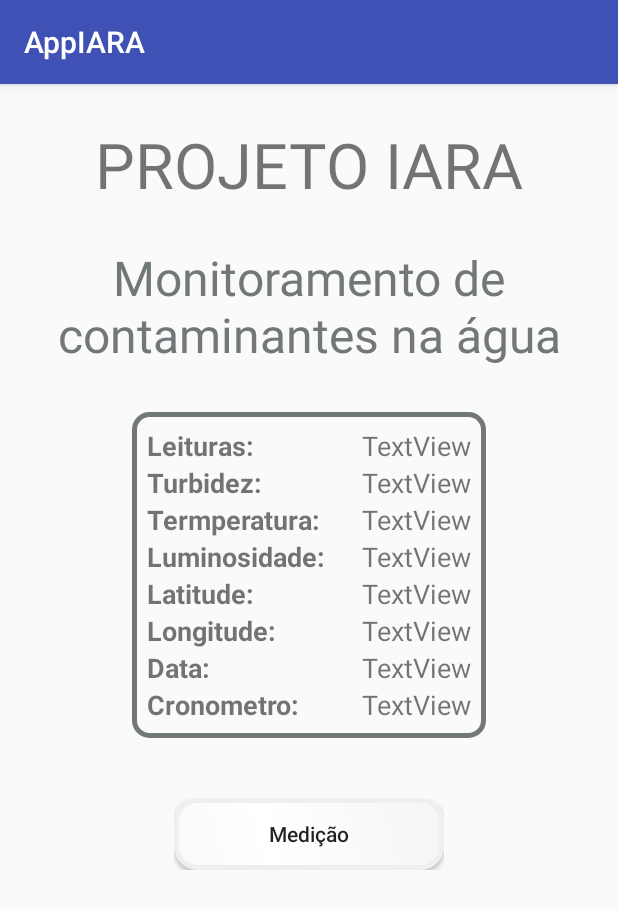
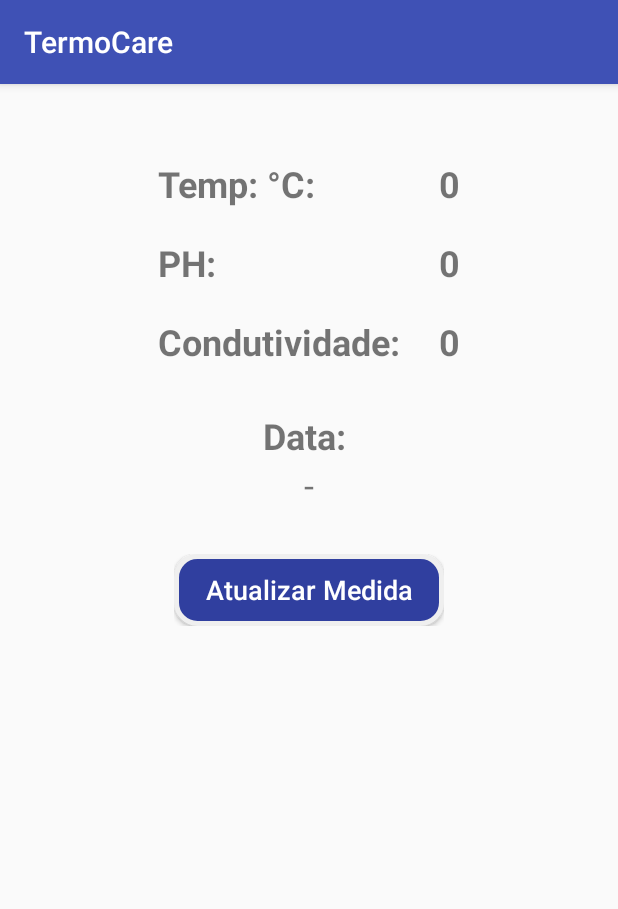
Before and after one commit to PbSPFC/app_iara, an Android app: the screen it shows after launch (MainActivity), on a phone screen of 412 x 824 dp. Shown: the top 909 px of the screen. Run offline under Robolectric (Android 15) with nearby library versions, the phone set to English and light mode, and no system bars; our stand-ins replace ButterKnife.

Commit message:
front end

```diff
--- a/app/src/main/java/com/example/pb/appiara/MainActivity.java
+++ b/app/src/main/java/com/example/pb/appiara/MainActivity.java
@@ -3,6 +3,7 @@ package com.example.pb.appiara;
 import android.app.NotificationManager;
 import android.content.Context;
 import android.content.Intent;
+import android.graphics.Color;
 import android.support.annotation.MainThread;
 import android.support.v7.app.AppCompatActivity;
 import android.os.Bundle;
@@ -14,6 +15,7 @@ import android.widget.Toast;
 import com.example.pb.appiara.entity.Medicao;
 import com.example.pb.appiara.util.MedicaoUtil;
 
+import java.text.DecimalFormat;
 import java.util.List;
 import java.util.concurrent.ThreadLocalRandom;
 
@@ -30,12 +32,6 @@ public class MainActivity extends AppCompatActivity {
         return MainActivity.context;
     }
 
-    @Bind(R.id.tv_leituras)
-    TextView tvLeitura;
-
-    @Bind(R.id.tv_turbidez)
-    TextView tvTurbidez;
-
     @Bind(R.id.tv_temperatura)
     TextView tvTemperatura;
 
@@ -45,14 +41,8 @@ public class MainActivity extends AppCompatActivity {
     @Bind(R.id.tv_latitude)
     TextView tvLatitude;
 
-    @Bind(R.id.tv_longitude)
-    TextView tvLongitude;
-
     @Bind(R.id.tv_data)
     TextView tvData;
-
-    @Bind(R.id.tv_cronometro)
-    TextView tvCronometro;
 
     @Override
     protected void onCreate(Bundle savedInstanceState) {
@@ -134,14 +124,20 @@ public class MainActivity extends AppCompatActivity {
     }
 
     public void escreverDados(Medicao medicao){
-        tvLeitura.setText(medicao.getLeitura().toString());
-        tvTurbidez.setText(medicao.getTurbidez().toString());
         tvTemperatura.setText(medicao.getTemperatura().toString());
+        tvTemperatura.setBackgroundColor(Color.parseColor(MedicaoUtil.getTempColor(medicao)));
+
         tvLuminosidade.setText(medicao.getLuminosidade().toString());
-        tvLatitude.setText(medicao.getLatitude().toString());
-        tvLongitude.setText(medicao.getLongitude().toString());
-        tvData.setText(medicao.getData().toString());
-        tvCronometro.setText(medicao.getCronometro().toString());
+        tvLuminosidade.setBackgroundColor(Color.parseColor(MedicaoUtil.getPHColor(medicao)));
+
+        DecimalFormat df = new DecimalFormat();
+        df.setMaximumFractionDigits(3);
+        tvLatitude.setText(df.format(medicao.getLatitude()).toString());
+        tvLatitude.setBackgroundColor(Color.parseColor(MedicaoUtil.getCondColor(medicao)));
+
+        tvData.setText(medicao.getData().toString() + " - " + medicao.getCronometro().toString());
+
+
     }
 
     public void notifyThis(String title, String message) {
--- a/app/src/main/java/com/example/pb/appiara/util/MedicaoUtil.java
+++ b/app/src/main/java/com/example/pb/appiara/util/MedicaoUtil.java
@@ -28,12 +28,17 @@ public class MedicaoUtil {
     }
 
     public static Long randomNum(){
-        long randomNum = 10 + (int)(Math.random() * 20) ;
+        long randomNum = 0 + (int)(Math.random() * 30) ;
+        return randomNum;
+    }
+
+    public static Long randomPH(){
+        long randomNum = 0 + (int)(Math.random() * 15) ;
         return randomNum;
     }
 
     public static Float randomLongitude(){
-        Float randomNum = -50 + (float)(Math.random() * 40) ;
+        Float randomNum = 0 + (float)(Math.random() * 4) ;
         return randomNum;
     }
 
@@ -42,13 +47,48 @@ public class MedicaoUtil {
                 randomNum(),
                 Float.parseFloat(randomNum().toString()),
                 Float.parseFloat(randomNum().toString()),
-                randomNum(),
+                randomPH(),
                 randomLongitude(),
                 randomLongitude(),
-                randomNum().toString() + "/09/2017)",
+                randomNum().toString() + "/09/2017",
                 randomNum() + ":" + randomNum()
         );
         return medicao;
     }
 
+    public static String getTempColor(Medicao medicao){
+        if(medicao.getTemperatura() < 10){
+            return "#6495ED";
+        }else if(medicao.getTemperatura() >= 10 && medicao.getTemperatura() <20){
+            return "#ffff00";
+        }else if(medicao.getTemperatura() >= 20){
+            return "#ff0000";
+        }
+
+        return "#00ff00";
+    }
+
+    public static String getPHColor(Medicao medicao){
+        if(medicao.getLuminosidade() > 10){
+            return "#6495ED";
+        }else if(medicao.getLuminosidade() >= 7){
+            return "#ffff00";
+        }else if(medicao.getLuminosidade() >= 2){
+            return "#00ff00";
+        }
+        return "#ff0000";
+    }
+
+    public static String getCondColor(Medicao medicao){
+        if(medicao.getLatitude() < 0){
+            return "#6495ED";
+        }else if(medicao.getLatitude() >= 1 && medicao.getLatitude() <2){
+            return "#ffff00";
+        }else if(medicao.getLatitude() >= 2){
+            return "#ff0000";
+        }
+
+        return "#00ff00";
+    }
+
 }
--- a/app/src/main/res/drawable/button01.xml
+++ b/app/src/main/res/drawable/button01.xml
@@ -6,9 +6,9 @@
     <gradient
         android:angle="45"
         android:centerX="35%"
-        android:centerColor="@color/branco_bk"
-        android:startColor="@color/button_1"
-        android:endColor="@color/button_2"
+        android:centerColor="@color/colorPrimaryDark"
+        android:startColor="@color/colorPrimaryDark"
+        android:endColor="@color/colorPrimaryDark"
         android:type="linear"
         />
     <padding
--- a/app/src/main/res/layout/activity_main.xml
+++ b/app/src/main/res/layout/activity_main.xml
@@ -18,25 +18,6 @@
             android:layout_height="match_parent"
             android:orientation="vertical">
 
-            <TextView
-                android:id="@+id/tv_projetoiara"
-                android:layout_width="match_parent"
-                android:layout_height="wrap_content"
-                android:layout_marginTop="25dp"
-                android:gravity="center"
-                android:text="PROJETO IARA"
-                android:textSize="42sp" />
-
-            <TextView
-                android:id="@+id/tv_monitoramento"
-                android:layout_width="match_parent"
-                android:layout_height="wrap_content"
-                android:layout_marginTop="25dp"
-                android:gravity="center"
-                android:text="Monitoramento de contaminantes na água"
-                android:textColor="@color/border_1"
-                android:textSize="32sp" />
-
             <LinearLayout
                 android:layout_width="match_parent"
                 android:layout_height="match_parent"
@@ -55,7 +36,6 @@
                     android:layout_marginRight="10dp"
                     android:layout_marginTop="10dp"
                     android:layout_gravity="center"
-                    android:background="@drawable/layout_border_tab"
                     android:orientation="horizontal">
 
                     <LinearLayout
@@ -68,77 +48,41 @@
                         android:orientation="vertical">
 
                         <TextView
-                            android:id="@+id/tv_menu_1"
-                            android:layout_width="match_parent"
-                            android:layout_height="wrap_content"
-                            android:text="Leituras: "
-                            android:textAllCaps="false"
-                            android:textSize="18sp"
-                            android:textStyle="normal|bold" />
-
-                        <TextView
-                            android:id="@+id/tv_menu_3"
-                            android:layout_width="match_parent"
-                            android:layout_height="wrap_content"
-                            android:text="Turbidez: "
-                            android:textAllCaps="false"
-                            android:textSize="18sp"
-                            android:textStyle="normal|bold" />
-
-                        <TextView
                             android:id="@+id/tv_menu_2"
                             android:layout_width="match_parent"
                             android:layout_height="wrap_content"
-                            android:text="Termperatura: "
+                            android:text="Temp: °C: "
+                            android:layout_marginBottom="10dp"
+                            android:layout_marginTop="10dp"
                             android:textAllCaps="false"
-                            android:textSize="18sp"
-                            android:textStyle="normal|bold"
-                            tools:text="Status: " />
+                            android:textSize="24sp"
+                            android:textStyle="normal|bold" />
 
                         <TextView
                             android:id="@+id/tv_menu_5"
                             android:layout_width="match_parent"
                             android:layout_height="wrap_content"
-                            android:text="Luminosidade: "
+                            android:text="PH: "
+                            android:layout_marginBottom="10dp"
+                            android:layout_marginTop="10dp"
                             android:textAllCaps="false"
-                            android:textSize="18sp"
+                            android:textSize="24sp"
                             android:textStyle="normal|bold" />
 
                         <TextView
                             android:id="@+id/tv_menu_6"
                             android:layout_width="match_parent"
                             android:layout_height="wrap_content"
-                            android:text="Latitude: "
+                            android:text="Condutividade: "
+                            android:layout_marginBottom="10dp"
+                            android:layout_marginTop="10dp"
                             android:textAllCaps="false"
-                            android:textSize="18sp"
+                            android:textSize="24sp"
                             android:textStyle="normal|bold" />
 
-                        <TextView
-                            android:id="@+id/tv_menu_7"
-                            android:layout_width="match_parent"
-                            android:layout_height="wrap_content"
-                            android:text="Longitude: "
-                            android:textAllCaps="false"
-                            android:textSize="18sp"
-                            android:textStyle="normal|bold" />
 
-                        <TextView
-                            android:id="@+id/tv_menu_8"
-                            android:layout_width="match_parent"
-                            android:layout_height="wrap_content"
-                            android:text="Data: "
-                            android:textAllCaps="false"
-                            android:textSize="18sp"
-                            android:textStyle="normal|bold" />
 
-                        <TextView
-                            android:id="@+id/tv_menu_9"
-                            android:layout_width="match_parent"
-                            android:layout_height="wrap_content"
-                            android:text="Cronometro: "
-                            android:textAllCaps="false"
-                            android:textSize="18sp"
-                            android:textStyle="normal|bold" />
+
                     </LinearLayout>
 
                     <LinearLayout
@@ -150,64 +94,64 @@
                         android:layout_marginTop="10dp"
                         android:orientation="vertical">
 
-                        <TextView
-                            android:id="@+id/tv_leituras"
-                            android:layout_width="match_parent"
-                            android:layout_height="wrap_content"
-                            android:text="TextView"
-                            android:textSize="18sp" />
-
-                        <TextView
-                            android:id="@+id/tv_turbidez"
-                            android:layout_width="match_parent"
-                            android:layout_height="wrap_content"
-                            android:text="TextView"
-                            android:textSize="18sp" />
 
                         <TextView
                             android:id="@+id/tv_temperatura"
                             android:layout_width="match_parent"
                             android:layout_height="wrap_content"
-                            android:text="TextView"
-                            android:textSize="18sp" />
+                            android:text="0"
+                            android:gravity="center"
+                            android:layout_marginBottom="10dp"
+                            android:layout_marginTop="10dp"
+                            android:textStyle="normal|bold"
+                            android:textSize="24sp" />
 
                         <TextView
                             android:id="@+id/tv_luminosidade"
                             android:layout_width="match_parent"
                             android:layout_height="wrap_content"
-                            android:text="TextView"
-                            android:textSize="18sp" />
+                            android:layout_marginBottom="10dp"
+                            android:layout_marginTop="10dp"
+                            android:textStyle="normal|bold"
+                            android:text="0"
+                            android:gravity="center"
+                            android:textSize="24sp" />
 
                         <TextView
                             android:id="@+id/tv_latitude"
                             android:layout_width="match_parent"
                             android:layout_height="wrap_content"
-                            android:text="TextView"
-                            android:textSize="18sp" />
+                            android:layout_marginBottom="10dp"
+                            android:textStyle="normal|bold"
+                            android:layout_marginTop="10dp"
+                            android:text="0"
+                            android:gravity="center"
+                            android:textSize="24sp" />
 
-                        <TextView
-                            android:id="@+id/tv_longitude"
-                            android:layout_width="match_parent"
-                            android:layout_height="wrap_content"
-                            android:text="TextView"
-                            android:textSize="18sp" />
 
-                        <TextView
-                            android:id="@+id/tv_data"
-                            android:layout_width="match_parent"
-                            android:layout_height="wrap_content"
-                            android:text="TextView"
-                            android:textSize="18sp" />
 
-                        <TextView
-                            android:id="@+id/tv_cronometro"
-                            android:layout_width="match_parent"
-                            android:layout_height="wrap_content"
-                            android:text="TextView"
-                            android:textSize="18sp" />
+
                     </LinearLayout>
 
                 </LinearLayout>
+
+                <TextView
+                    android:id="@+id/tv_menu_8"
+                    android:layout_width="match_parent"
+                    android:layout_height="wrap_content"
+                    android:text="Data: "
+                    android:gravity="center"
+                    android:textAllCaps="false"
+                    android:textSize="24sp"
+                    android:textStyle="normal|bold" />
+
+                <TextView
+                    android:id="@+id/tv_data"
+                    android:layout_width="match_parent"
+                    android:layout_height="wrap_content"
+                    android:gravity="center"
+                    android:text="-"
+                    android:textSize="24sp" />
 
             </LinearLayout>
 
@@ -226,8 +170,10 @@
                     android:layout_width="wrap_content"
                     android:layout_height="wrap_content"
                     android:background="@drawable/button01"
+                    android:textColor="@color/branco"
                     android:gravity="center"
-                    android:text="Medição"
+                    android:text="Atualizar Medida"
+                    android:textSize="18sp"
                     android:textAllCaps="false" />
             </LinearLayout>
 
--- a/app/src/main/res/values/colors.xml
+++ b/app/src/main/res/values/colors.xml
@@ -18,5 +18,9 @@
     <color name="button_2_bk">#f5f5f5</color>
     <color name="button_3_bk">#efefef</color>
     <color name="border_1_bk">#727879</color>
+    <color name="blue">#000080</color>
+    <color name="red">#ff0000</color>
+    <color name="green">#00ff00</color>
+    <color name="yellow">#ffff00</color>
 
 </resources>
--- a/app/src/main/res/values/strings.xml
+++ b/app/src/main/res/values/strings.xml
@@ -1,3 +1,3 @@
 <resources>
-    <string name="app_name">AppIARA</string>
+    <string name="app_name">TermoCare</string>
 </resources>
```
